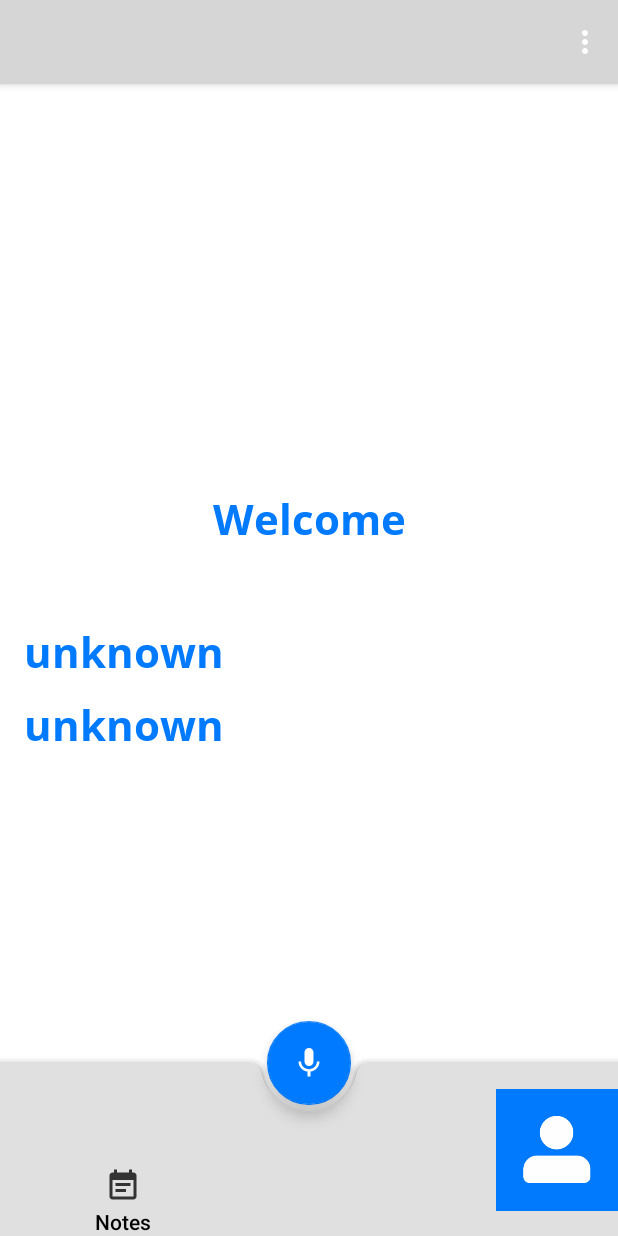
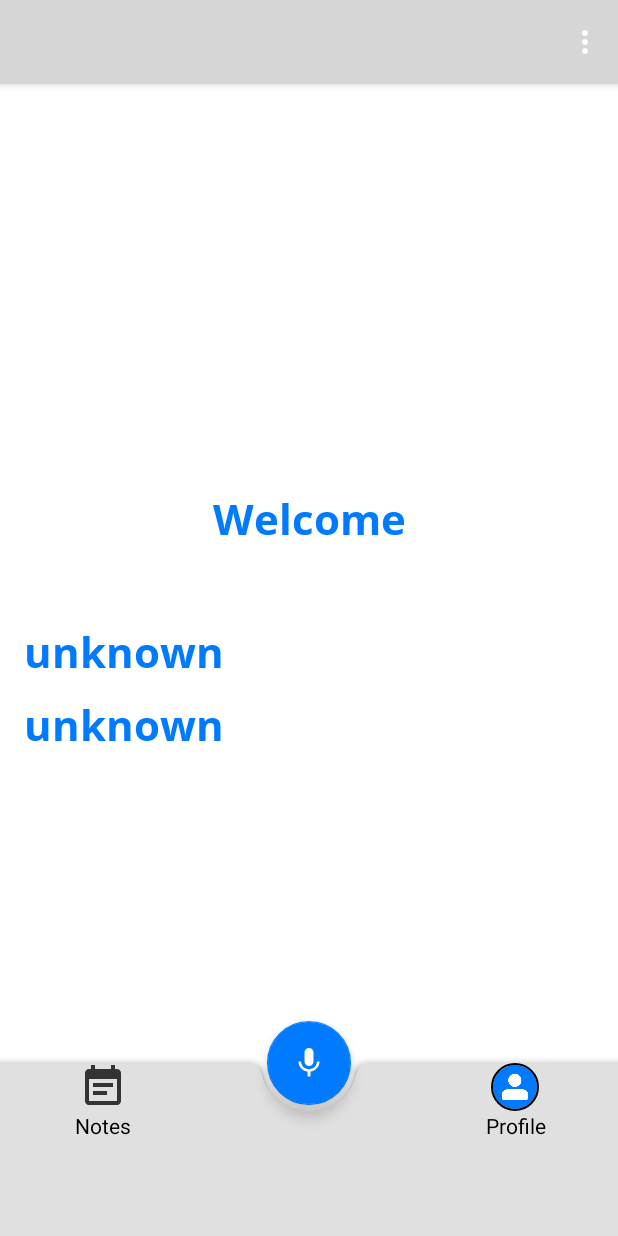
Before and after one commit to karldusenbery/AmpliVoiceTest2, an Android app: the screen it shows after launch once a user with an empty profile is signed in (DashboardActivity), on a phone screen of 412 x 824 dp. Run offline under Robolectric (Android 15) with nearby library versions, the phone set to English and light mode, and no system bars; our stand-ins replace CircleImageView, Firebase (no records; nobody signed in at launch, a user with empty details on screens opened directly); 1 statement that could not run was skipped.

Commit message:
re-did the bottom bar

```diff
--- a/app/src/main/java/com/dusenbery/amplivoicetest1/DashboardActivity.java
+++ b/app/src/main/java/com/dusenbery/amplivoicetest1/DashboardActivity.java
@@ -13,6 +13,7 @@ import android.view.Menu;
 import android.view.MenuItem;
 import android.view.View;
 import android.widget.Button;
+import android.widget.LinearLayout;
 import android.widget.TextView;
 import android.widget.Toast;
 
@@ -28,13 +29,14 @@ import com.google.firebase.firestore.DocumentReference;
 import com.google.firebase.firestore.DocumentSnapshot;
 import com.google.firebase.firestore.FirebaseFirestore;
 
+import de.hdodenhof.circleimageview.CircleImageView;
+
 public class DashboardActivity extends AppCompatActivity {
 
     private TextView tvFirstName;
     private TextView tvLastName;
-    private TextView tvNotesBtn;
-    private TextView tvInvisibleMiddleBtn;
-    private Button profileBtn;
+    private LinearLayout llprofileTab;
+    private LinearLayout llNotesTab;
     private FloatingActionButton micBtn;
 
     private FirebaseFirestore mFirestore;
@@ -147,8 +149,18 @@ public class DashboardActivity extends AppCompatActivity {
                 }
             });
 
-        // Executes this code when the Profile button at the bottom is clicked
-        profileBtn.setOnClickListener(new View.OnClickListener() {
+
+        // Executes this code when the Notes tab in the bottom bar is clicked
+        llNotesTab.setOnClickListener(new View.OnClickListener() {
+            @Override
+            public void onClick(View v) {
+                Intent intent = new Intent(DashboardActivity.this, NotesActivity.class);
+                startActivity(intent);
+            }
+        });
+
+        // Executes this code when the Profile tab in the bottom bar is clicked
+        llprofileTab.setOnClickListener(new View.OnClickListener() {
             @Override
             public void onClick(View v) {
                 Intent intent = new Intent(DashboardActivity.this, ProfileActivity.class);
@@ -159,9 +171,8 @@ public class DashboardActivity extends AppCompatActivity {
 
     private void initializeUI() {
         //initializes the TextViews
-        tvNotesBtn = (TextView)findViewById(R.id.tvNotesBtn);
-        profileBtn = (Button)findViewById(R.id.btnProfile);
-        tvInvisibleMiddleBtn = (TextView)findViewById(R.id.tvInvisibleMiddleBtn);
+        llNotesTab = (LinearLayout) findViewById(R.id.llNotesTab);
+        llprofileTab = (LinearLayout) findViewById(R.id.llprofileTab);
 
         // initializes the buttons
         micBtn = (FloatingActionButton)findViewById(R.id.microphoneFab);
@@ -202,13 +213,6 @@ public class DashboardActivity extends AppCompatActivity {
         startActivity(intent);
     }
 
-    // Executes this code when the Notes button at the bottom is clicked
-    public void notesBtn(View v)
-    {
-        Intent intent = new Intent(DashboardActivity.this, NotesActivity.class);
-        startActivity(intent);
-    }
-
     // Executes this code when the microphone floating action button at the bottom is clicked
     public void onFabClicked(View v)
     {
--- a/app/src/main/res/layout/activity_dashboard.xml
+++ b/app/src/main/res/layout/activity_dashboard.xml
@@ -64,6 +64,7 @@
         android:layout_height="wrap_content"
         android:layout_gravity="bottom"
         app:backgroundTint="@color/colorGray"
+        app:contentInsetStart="0dp"
         app:fabAlignmentMode="center">
 
         <LinearLayout
@@ -71,23 +72,30 @@
             android:layout_height="wrap_content"
             android:orientation="horizontal">
 
-            <TextView
-                android:id="@+id/tvNotesBtn"
-                style="?android:attr/borderlessButtonStyle"
+            <LinearLayout
+                android:id="@+id/llNotesTab"
                 android:layout_width="0dp"
-                android:layout_height="wrap_content"
+                android:layout_height="match_parent"
+                android:layout_gravity="center_vertical"
                 android:layout_weight="1"
-                android:background="?android:attr/selectableItemBackground"
-                android:drawableTop="@drawable/ic_action_notes_dark"
-                android:gravity="center"
-                android:orientation="vertical"
-                android:text="Notes"
-                android:clickable="true"
-                android:focusable="true"
-                android:onClick="notesBtn"
-                android:textAllCaps="false"
-                android:textColor="@color/colorBlack">
-            </TextView>
+                android:orientation="vertical">
+
+                <ImageView
+                    android:id="@+id/ivNotesBtn"
+                    android:layout_width="32dp"
+                    android:layout_height="32dp"
+                    android:layout_gravity="center"
+                    android:src="@drawable/ic_action_notes_dark" />
+
+                <TextView
+                    android:id="@+id/tvNotesBtn"
+                    android:layout_width="match_parent"
+                    android:layout_height="wrap_content"
+                    android:text="Notes"
+                    android:textAlignment="center"
+                    android:textColor="@color/colorBlack" />
+
+            </LinearLayout>
 
             <TextView
                 android:id="@+id/tvInvisibleMiddleBtn"
@@ -96,56 +104,40 @@
                 android:layout_height="wrap_content"
                 android:layout_weight="1"
                 android:background="?android:attr/selectableItemBackground"
+                android:clickable="false"
                 android:drawableTop="@drawable/ic_action_groups_dark"
+                android:focusable="false"
                 android:gravity="center"
                 android:orientation="vertical"
                 android:textColor="@color/colorGray"
-                android:visibility="invisible"
-                android:clickable="false"
-                android:focusable="false"
-                android:onClick="invisibleBtn">
-            </TextView>
+                android:visibility="invisible"/>
 
-            <RelativeLayout
-                xmlns:android="http://schemas.android.com/apk/res/android"
+            <LinearLayout
+                android:id="@+id/llprofileTab"
                 android:layout_width="0dp"
                 android:layout_height="match_parent"
+                android:layout_gravity="center_vertical"
                 android:layout_weight="1"
-                android:layout_gravity="center">
+                android:orientation="vertical">
 
-                <Button
-                    android:id="@+id/btnProfile"
-                    android:layout_width="wrap_content"
-                    android:layout_height="80dp"
-                    android:layout_alignLeft="@+id/buttonLayout"
-                    android:layout_alignRight="@+id/buttonLayout"
-                    android:background="@null" />
+                <de.hdodenhof.circleimageview.CircleImageView
+                    android:id="@+id/btnCircularProfile"
+                    android:layout_width="32dp"
+                    android:layout_height="32dp"
+                    android:layout_gravity="center"
+                    android:src="@drawable/profile"
+                    app:civ_border_color="@color/colorBlack"
+                    app:civ_border_width="1dp" />
 
-                <LinearLayout
-                    android:id="@+id/buttonLayout"
-                    android:layout_width="wrap_content"
-                    android:layout_height="match_parent"
-                    android:orientation="horizontal">
+                <TextView
+                    android:id="@+id/tvProfileBtn"
+                    android:layout_width="match_parent"
+                    android:layout_height="wrap_content"
+                    android:text="Profile"
+                    android:textAlignment="center"
+                    android:textColor="@color/colorBlack" />
 
-                    <TextView
-                        android:id="@+id/tvProfile"
-                        android:layout_width="wrap_content"
-                        android:layout_height="80dp"
-                        android:gravity="center"
-                        android:text="Profile"
-                        android:textAppearance="?android:attr/textAppearanceMedium"
-                        android:textColor="@color/colorGray"
-                        android:textStyle="italic" />
-
-                    <ImageView
-                        android:id="@+id/imageView"
-                        android:layout_width="wrap_content"
-                        android:layout_height="match_parent"
-                        android:src="@drawable/profile" />
-
-                </LinearLayout>
-
-            </RelativeLayout>
+            </LinearLayout>
 
         </LinearLayout>
 
```
